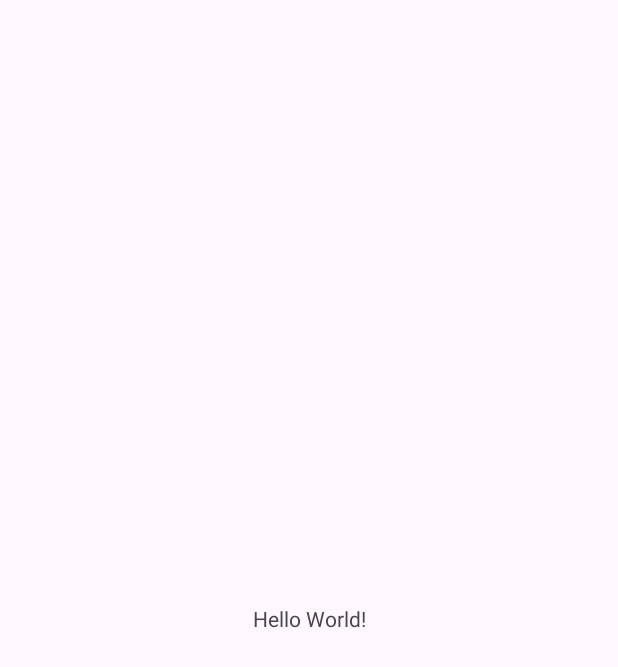
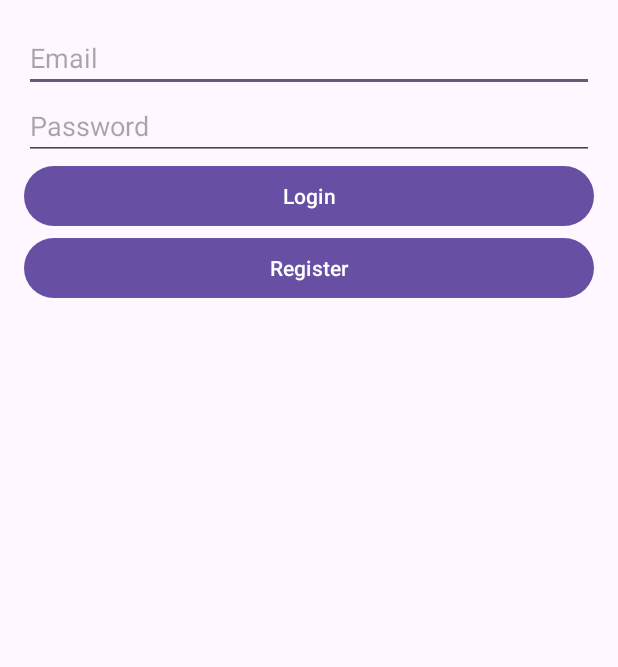
Before and after one commit to YuqiGuo105/RentToOrange, an Android app: the screen it shows after launch (MainActivity before the commit, LogIn after it), on a phone screen of 412 x 824 dp. Before the commit the part shown is almost empty. Shown: the top 667 px of the screen. Run offline under Robolectric (Android 15) with nearby library versions, the phone set to English and light mode, and no system bars.

Commit message:
Log In function
1. If the user doesn't log in, the app will push user to log in. Otherwise, it will jump to homepage.

2. The homepage will display username (get value from sharePreference).

3. The log out button. Once click it, it will go back to log in page and then clear all sharePreference data.

```diff
--- a/app/src/main/java/com/example/renttoorange/MainActivity.kt
+++ b/app/src/main/java/com/example/renttoorange/MainActivity.kt
@@ -1,11 +1,35 @@
 package com.example.renttoorange
 
+import android.content.Context
+import android.content.Intent
 import androidx.appcompat.app.AppCompatActivity
 import android.os.Bundle
+import com.example.renttoorange.view.Homepage
+import com.example.renttoorange.view.LogIn
 
 class MainActivity : AppCompatActivity() {
     override fun onCreate(savedInstanceState: Bundle?) {
         super.onCreate(savedInstanceState)
         setContentView(R.layout.activity_main)
+
+        val username = getUsernameFromPreferences()
+
+        // If the username is null (user not logged in), redirect to LogIn activity
+        if (username == null) {
+            val intent = Intent(this, LogIn::class.java)
+            startActivity(intent)
+            finish() // This ensures that the MainActivity is not in the back stack after redirection
+            return
+        } else {
+            val intent = Intent(this, Homepage::class.java)
+            startActivity(intent)
+            finish() // This ensures that the MainActivity is not in the back stack after redirection
+            return
+        }
+    }
+
+    private fun getUsernameFromPreferences(): String? {
+        val sharedPreferences = getSharedPreferences("user_prefs", Context.MODE_PRIVATE)
+        return sharedPreferences.getString("username", null)
     }
 }
--- /dev/null
+++ b/app/src/main/java/com/example/renttoorange/dao/DatabaseHelper.kt
@@ -0,0 +1,49 @@
+package com.example.renttoorange.dao
+
+import android.content.ContentValues
+import android.content.Context
+import android.database.sqlite.SQLiteDatabase
+import android.database.sqlite.SQLiteOpenHelper
+import java.util.UUID
+
+class DatabaseHelper(context: Context) : SQLiteOpenHelper(context, DATABASE_NAME, null, DATABASE_VERSION) {
+
+    companion object {
+        private const val DATABASE_VERSION = 1
+        private const val DATABASE_NAME = "UserDatabase"
+        const val TABLE_USER = "user"
+        const val COLUMN_USER_ID = "user_id"
+        const val COLUMN_EMAIL = "email"
+        const val COLUMN_PASSWORD = "password"
+        const val COLUMN_USERNAME = "username"
+        const val COLUMN_USER_TYPE = "user_type"
+    }
+
+    override fun onCreate(db: SQLiteDatabase) {
+        val CREATE_USER_TABLE = ("CREATE TABLE " + TABLE_USER + "("
+                + COLUMN_USER_ID + " TEXT PRIMARY KEY,"
+                + COLUMN_EMAIL + " TEXT,"
+                + COLUMN_PASSWORD + " TEXT,"
+                + COLUMN_USERNAME + " TEXT,"
+                + COLUMN_USER_TYPE + " TEXT" + ")")
+        db.execSQL(CREATE_USER_TABLE)
+
+        insertExampleUser(db) // Inserting an example user
+    }
+
+    override fun onUpgrade(db: SQLiteDatabase, oldVersion: Int, newVersion: Int) {
+        db.execSQL("DROP TABLE IF EXISTS $TABLE_USER")
+        onCreate(db)
+    }
+
+    private fun insertExampleUser(db: SQLiteDatabase) {
+        val exampleUserValues = ContentValues().apply {
+            put(COLUMN_USER_ID, UUID.randomUUID().toString())
+            put(COLUMN_EMAIL, "example@syr.edu")
+            put(COLUMN_PASSWORD, "1234")
+            put(COLUMN_USERNAME, "ExampleUser")
+            put(COLUMN_USER_TYPE, UserType.RENTER.name)
+        }
+        db.insert(TABLE_USER, null, exampleUserValues)
+    }
+}
--- /dev/null
+++ b/app/src/main/java/com/example/renttoorange/view/LogIn.kt
@@ -0,0 +1,59 @@
+package com.example.renttoorange.view
+
+import User
+import android.content.Context
+import android.content.Intent
+import androidx.appcompat.app.AppCompatActivity
+import android.os.Bundle
+import android.widget.Button
+import android.widget.EditText
+import android.widget.Toast
+import com.example.renttoorange.R
+import com.example.renttoorange.dao.UserRepository
+
+class LogIn : AppCompatActivity() {
+    private lateinit var userRepository: UserRepository
+
+    override fun onCreate(savedInstanceState: Bundle?) {
+        super.onCreate(savedInstanceState)
+        setContentView(R.layout.activity_log_in)
+        userRepository = UserRepository(this)
+
+        val btnLogin: Button = findViewById(R.id.loginButton)
+        val btnRegister: Button = findViewById(R.id.registerButton)
+        val etEmail: EditText = findViewById(R.id.emailEditText)
+        val etPassword: EditText = findViewById(R.id.passwordEditText)
+
+        btnLogin.setOnClickListener {
+            val email = etEmail.text.toString().trim()
+            val password = etPassword.text.toString().trim()
+
+            val user = userRepository.getUserByEmailAndPassword(email, password)
+
+            if (user != null) {
+                saveUserDetailsToPreferences(user)
+
+                // Redirect to HomepageActivity
+                val intent = Intent(this, Homepage::class.java)
+                startActivity(intent)
+                finish()
+            } else {
+                 Toast.makeText(this, "Invalid login credentials", Toast.LENGTH_SHORT).show()
+            }
+        }
+
+        btnRegister.setOnClickListener {
+            val intent = Intent(this, Register::class.java)
+            startActivity(intent)
+        }
+    }
+
+    private fun saveUserDetailsToPreferences(user: User) {
+        val sharedPreferences = getSharedPreferences("user_prefs", Context.MODE_PRIVATE)
+        val editor = sharedPreferences.edit()
+        editor.putString("username", user.username)
+        editor.putString("userId", user.userId)
+        editor.putString("userType", user.userType.name)  // Storing the enum as a string
+        editor.apply()
+    }
+}
--- /dev/null
+++ b/app/src/main/res/layout/activity_log_in.xml
@@ -0,0 +1,37 @@
+<?xml version="1.0" encoding="utf-8"?>
+<LinearLayout
+    xmlns:android="http://schemas.android.com/apk/res/android"
+    android:layout_width="match_parent"
+    android:layout_height="match_parent"
+    android:orientation="vertical"
+    android:padding="16dp">
+
+    <EditText
+        android:id="@+id/emailEditText"
+        android:layout_width="match_parent"
+        android:layout_height="wrap_content"
+        android:hint="Email"
+        android:inputType="textEmailAddress"/>
+
+    <EditText
+        android:id="@+id/passwordEditText"
+        android:layout_width="match_parent"
+        android:layout_height="wrap_content"
+        android:hint="Password"
+        android:inputType="textPassword"/>
+
+    <Button
+        android:id="@+id/loginButton"
+        android:layout_width="match_parent"
+        android:layout_height="wrap_content"
+        android:text="Login"
+        android:onClick="loginUser"/>
+
+    <Button
+        android:id="@+id/registerButton"
+        android:layout_width="match_parent"
+        android:layout_height="wrap_content"
+        android:text="Register"
+        android:onClick="navigateToRegister"/>
+
+</LinearLayout>
```
Also changed, not shown: app/src/main/AndroidManifest.xml (+9 -0 lines), app/src/main/java/com/example/renttoorange/dao/UserRepository.kt (added, +44 -0 lines), app/src/main/java/com/example/renttoorange/model/User.kt (added, +13 -0 lines), app/src/main/java/com/example/renttoorange/view/Homepage.kt (added, +35 -0 lines), app/src/main/res/layout/activity_homepage.xml (added, +25 -0 lines).
